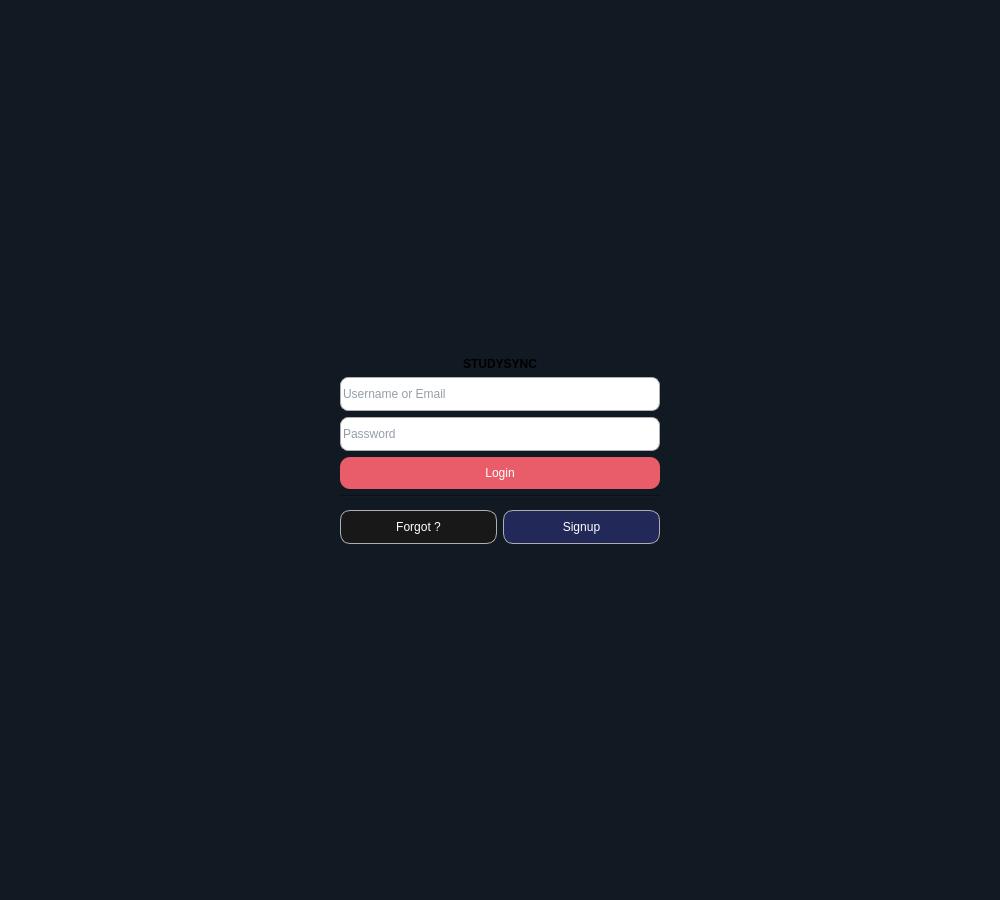
The window that welcomescreen.ui (annamairaj/StudySync) describes before a commit, drawn with Qt 5.
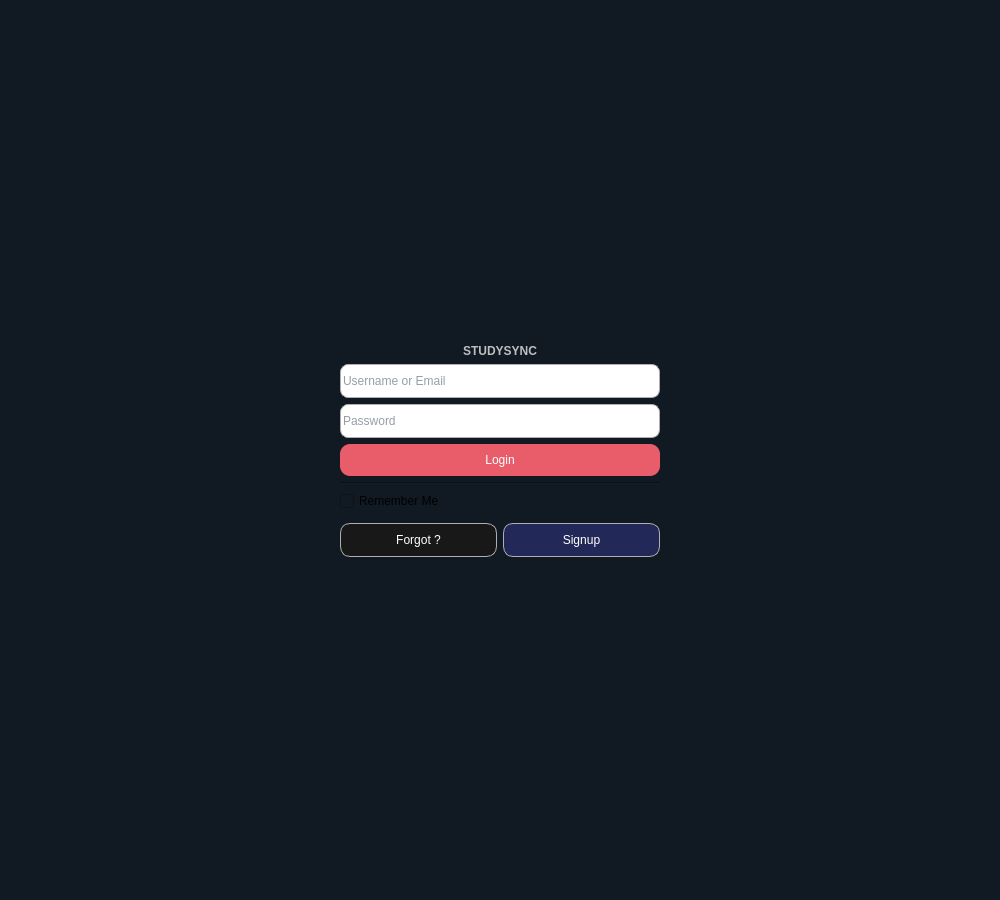
The same window after the commit.

Commit message: Added error handling for login page, added functional remember me button for easier login experience

```diff
--- a/welcomescreen.ui
+++ b/welcomescreen.ui
@@ -2,6 +2,9 @@
 <ui version="4.0">
  <class>WelcomeScreen</class>
  <widget class="QWidget" name="WelcomeScreen">
+  <property name="enabled">
+   <bool>true</bool>
+  </property>
   <property name="geometry">
    <rect>
     <x>0</x>
@@ -130,6 +133,9 @@
           <layout class="QVBoxLayout" name="verticalLayout_2">
            <item>
             <widget class="QLabel" name="studSyncMainTitle">
+             <property name="enabled">
+              <bool>false</bool>
+             </property>
              <property name="text">
               <string>STUDYSYNC</string>
              </property>
@@ -169,6 +175,16 @@
              </property>
             </widget>
            </item>
+           <item>
+            <widget class="QCheckBox" name="rememberMeCheckbox">
+             <property name="enabled">
+              <bool>true</bool>
+             </property>
+             <property name="text">
+              <string>Remember Me</string>
+             </property>
+            </widget>
+           </item>
            <item>
             <widget class="Line" name="line">
              <property name="orientation">
```
The commit also changes 2 other files.
